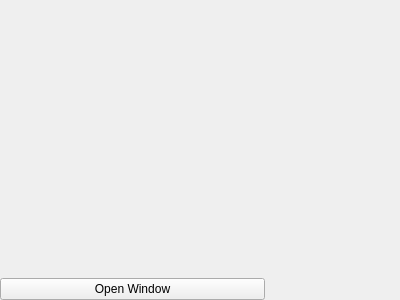
This is MainWindow.ui in qtdevs/FramelessHelper as Qt 5 draws it before an edit. The edited form follows.
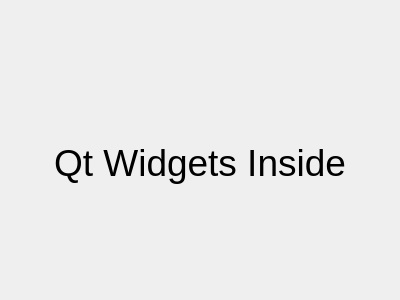
This is the edited form. Icons and pictures are not drawn.

```diff
--- a/MainWindow.ui
+++ b/MainWindow.ui
@@ -188,23 +188,19 @@
      </property>
     </widget>
    </item>
-   <item row="1" column="0">
-    <spacer name="verticalSpacer">
-     <property name="orientation">
-      <enum>Qt::Vertical</enum>
+   <item row="1" column="0" colspan="4">
+    <widget class="QLabel" name="label">
+     <property name="font">
+      <font>
+       <family>Arial</family>
+       <pointsize>28</pointsize>
+      </font>
      </property>
-     <property name="sizeHint" stdset="0">
-      <size>
-       <width>20</width>
-       <height>271</height>
-      </size>
-     </property>
-    </spacer>
-   </item>
-   <item row="2" column="0">
-    <widget class="QPushButton" name="openWindow">
      <property name="text">
-      <string>Open Window</string>
+      <string>Qt Widgets Inside</string>
+     </property>
+     <property name="alignment">
+      <set>Qt::AlignCenter</set>
      </property>
     </widget>
    </item>
```
Left out of the diff: 4 changed lines with no effect on the pictures.
